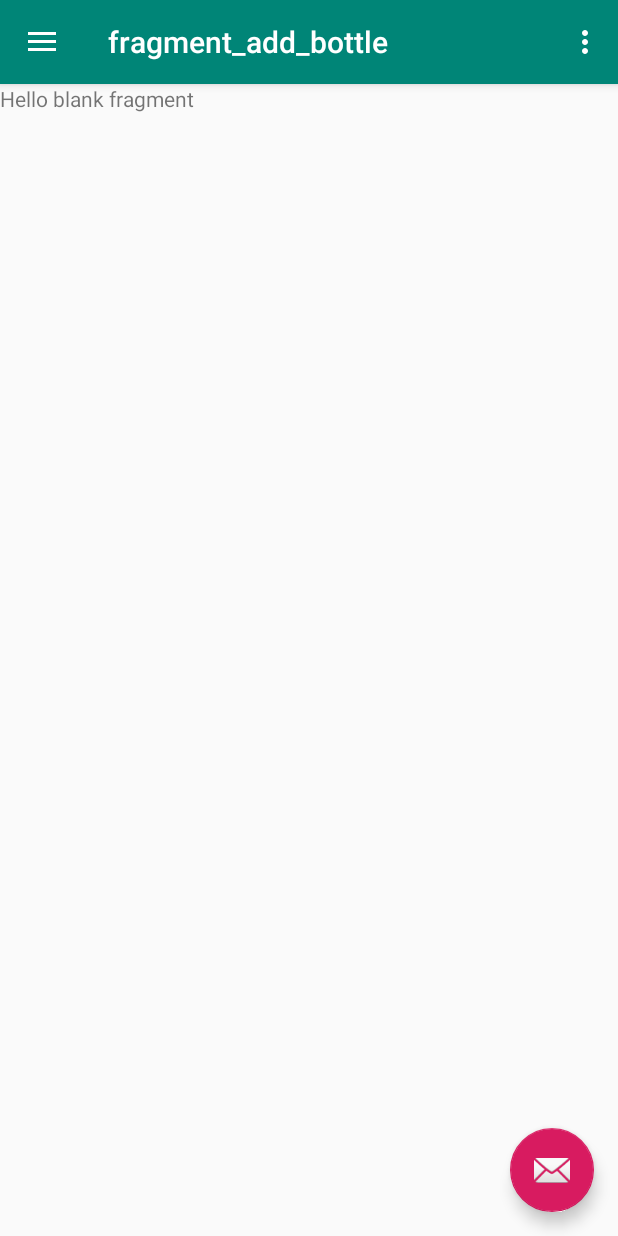
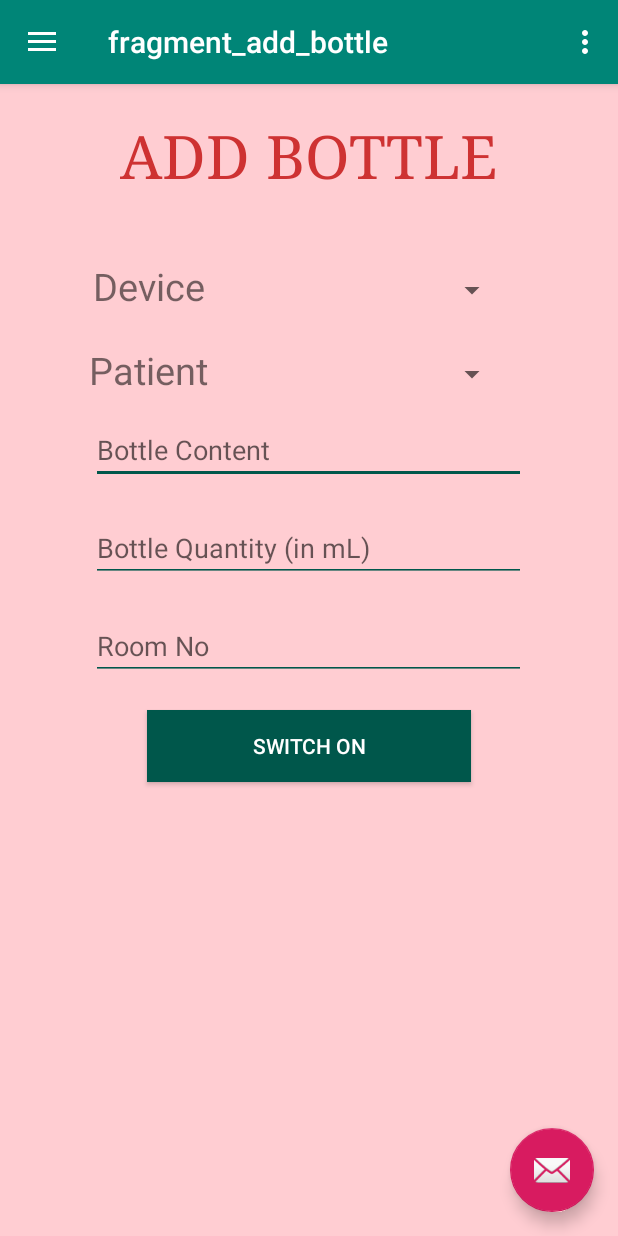
Before and after one commit to pratikg1999/Bottle_Monitor, an Android app: the screen it shows after launch (NavActivity), on a phone screen of 412 x 824 dp. Run offline under Robolectric (Android 15) with nearby library versions, the phone set to English and light mode, and no system bars; our stand-ins replace navigation-ui.

Commit message:
Add Bottle Form Created

```diff
--- a/app/src/main/res/layout/fragment_add_bottle.xml
+++ b/app/src/main/res/layout/fragment_add_bottle.xml
@@ -1,14 +1,152 @@
 <?xml version="1.0" encoding="utf-8"?>
-<FrameLayout xmlns:android="http://schemas.android.com/apk/res/android"
-    xmlns:tools="http://schemas.android.com/tools"
+<LinearLayout xmlns:android="http://schemas.android.com/apk/res/android"
     android:layout_width="match_parent"
     android:layout_height="match_parent"
-    tools:context=".AddBottleFragment">
+    xmlns:app="http://schemas.android.com/apk/res-auto"
+    android:background="#FFCDD2"
+    android:orientation="vertical"
+    android:padding="16dp">
 
-    <!-- TODO: Update blank fragment layout -->
+
+
     <TextView
-        android:layout_width="match_parent"
-        android:layout_height="match_parent"
-        android:text="@string/hello_blank_fragment" />
+        android:id="@+id/contact_form_title"
+        android:layout_width="wrap_content"
+        android:layout_height="wrap_content"
+        android:layout_gravity="center_horizontal"
+        android:layout_marginBottom="16dp"
+        android:layout_marginTop="5dp"
+        android:text="ADD BOTTLE"
+        android:textColor="#ce3232"
+        android:textSize="40sp"
+        android:typeface="serif" />
 
-</FrameLayout>
+    <LinearLayout
+        android:paddingTop="20dp"
+        android:layout_width="wrap_content"
+        android:layout_height="wrap_content"
+        android:orientation="horizontal">
+
+        <TextView
+
+            android:text="Device"
+            android:textAlignment="center"
+            android:textSize="25dp"
+            android:layout_width="149dp"
+            android:layout_height="40dp"
+            android:layout_marginBottom="8dp"
+            android:layout_marginEnd="8dp"
+            android:layout_marginStart="8dp"
+            android:layout_marginTop="8dp"
+            app:layout_constraintBottom_toBottomOf="parent"
+            app:layout_constraintEnd_toEndOf="parent"
+            app:layout_constraintHorizontal_bias="0.502"
+            app:layout_constraintStart_toStartOf="parent"
+            app:layout_constraintTop_toTopOf="parent"
+            app:layout_constraintVertical_bias="0.498" />
+
+        />
+
+        <Spinner
+            android:id="@+id/spDevice"
+            android:layout_width="149dp"
+            android:layout_height="40dp"
+            android:layout_marginBottom="8dp"
+            android:layout_marginEnd="8dp"
+            android:layout_marginStart="8dp"
+            android:layout_marginTop="8dp"
+            app:layout_constraintBottom_toBottomOf="parent"
+            app:layout_constraintEnd_toEndOf="parent"
+            app:layout_constraintHorizontal_bias="0.502"
+            app:layout_constraintStart_toStartOf="parent"
+            app:layout_constraintTop_toTopOf="parent"
+            app:layout_constraintVertical_bias="0.498" />
+
+
+    </LinearLayout>
+
+    <LinearLayout
+        android:layout_width="wrap_content"
+        android:layout_height="wrap_content">
+
+        <TextView
+
+            android:text="Patient"
+            android:textAlignment="center"
+            android:textSize="25dp"
+            android:layout_width="149dp"
+            android:layout_height="40dp"
+            android:layout_marginBottom="8dp"
+            android:layout_marginEnd="8dp"
+            android:layout_marginStart="8dp"
+            android:layout_marginTop="8dp"
+            app:layout_constraintBottom_toBottomOf="parent"
+            app:layout_constraintEnd_toEndOf="parent"
+            app:layout_constraintHorizontal_bias="0.502"
+            app:layout_constraintStart_toStartOf="parent"
+            app:layout_constraintTop_toTopOf="parent"
+            app:layout_constraintVertical_bias="0.498" />
+
+        />
+
+        <Spinner
+            android:id="@+id/spPatient"
+
+            android:layout_width="149dp"
+            android:layout_height="40dp"
+            android:layout_marginBottom="8dp"
+            android:layout_marginEnd="8dp"
+            android:layout_marginStart="8dp"
+            android:layout_marginTop="8dp"
+            app:layout_constraintBottom_toBottomOf="parent"
+            app:layout_constraintEnd_toEndOf="parent"
+            app:layout_constraintHorizontal_bias="0.502"
+            app:layout_constraintStart_toStartOf="parent"
+            app:layout_constraintTop_toTopOf="parent"
+            app:layout_constraintVertical_bias="0.498" />
+
+
+    </LinearLayout>
+
+
+    <EditText
+        android:id="@+id/etBottleContent"
+        android:layout_gravity="center"
+        android:layout_width="290dp"
+        android:layout_height="wrap_content"
+        android:backgroundTint="@color/colorPrimaryDark"
+        android:hint="Bottle Content"
+        android:inputType="textAutoComplete" />
+
+    <EditText
+        android:id="@+id/etBottleQty"
+        android:layout_gravity="center"
+        android:layout_width="290dp"
+        android:layout_marginTop="20dp"
+        android:layout_height="wrap_content"
+        android:backgroundTint="@color/colorPrimaryDark"
+        android:hint="Bottle Quantity (in mL)"
+        android:inputType="textAutoComplete" />
+    <EditText
+        android:id="@+id/etRoomNo"
+        android:layout_gravity="center"
+        android:layout_width="290dp"
+        android:layout_height="wrap_content"
+        android:backgroundTint="@color/colorPrimaryDark"
+        android:hint="Room No"
+        android:layout_marginTop="20dp"
+        android:inputType="textAutoComplete" />
+
+    <Button
+        android:id="@+id/btnSwitchOn"
+        android:layout_marginTop="20dp"
+        android:layout_width="wrap_content"
+        android:layout_height="wrap_content"
+        android:layout_gravity="center_horizontal"
+        android:background="@color/colorPrimaryDark"
+        android:elevation="4dp"
+        android:paddingLeft="70dp"
+        android:paddingRight="70dp"
+        android:text="Switch On"
+        android:textColor="#fff" />
+</LinearLayout>
```
